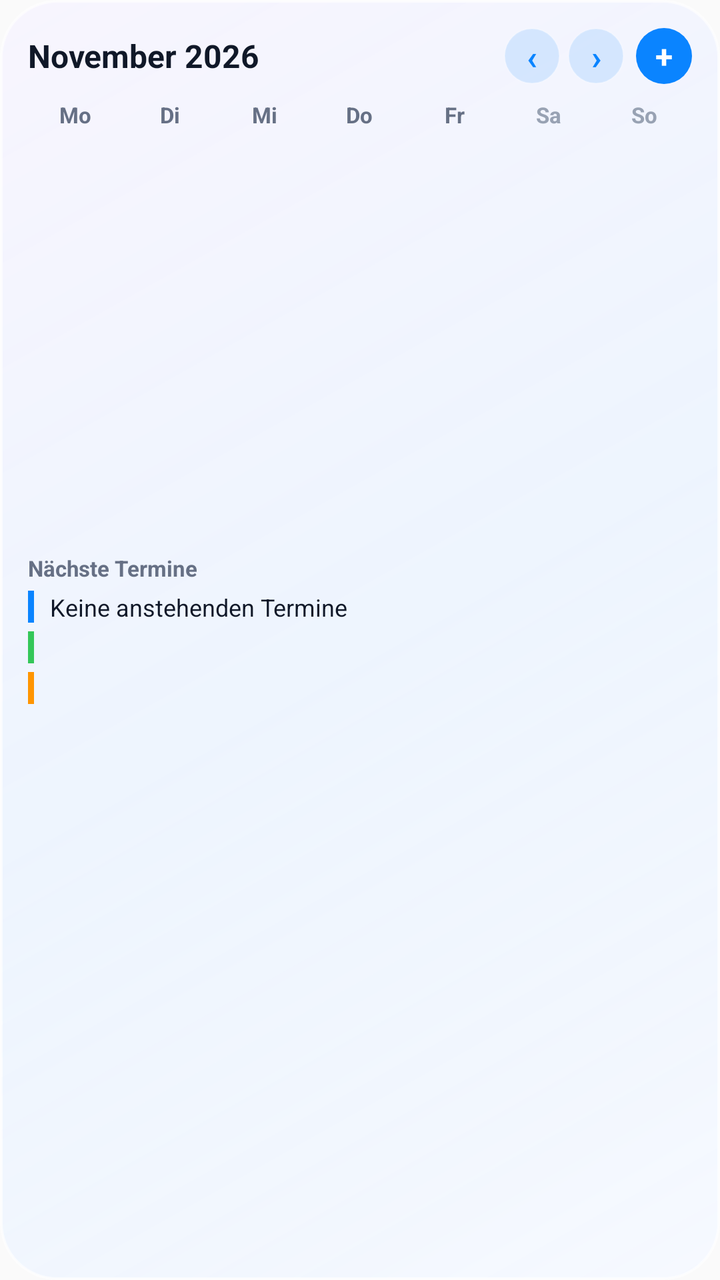
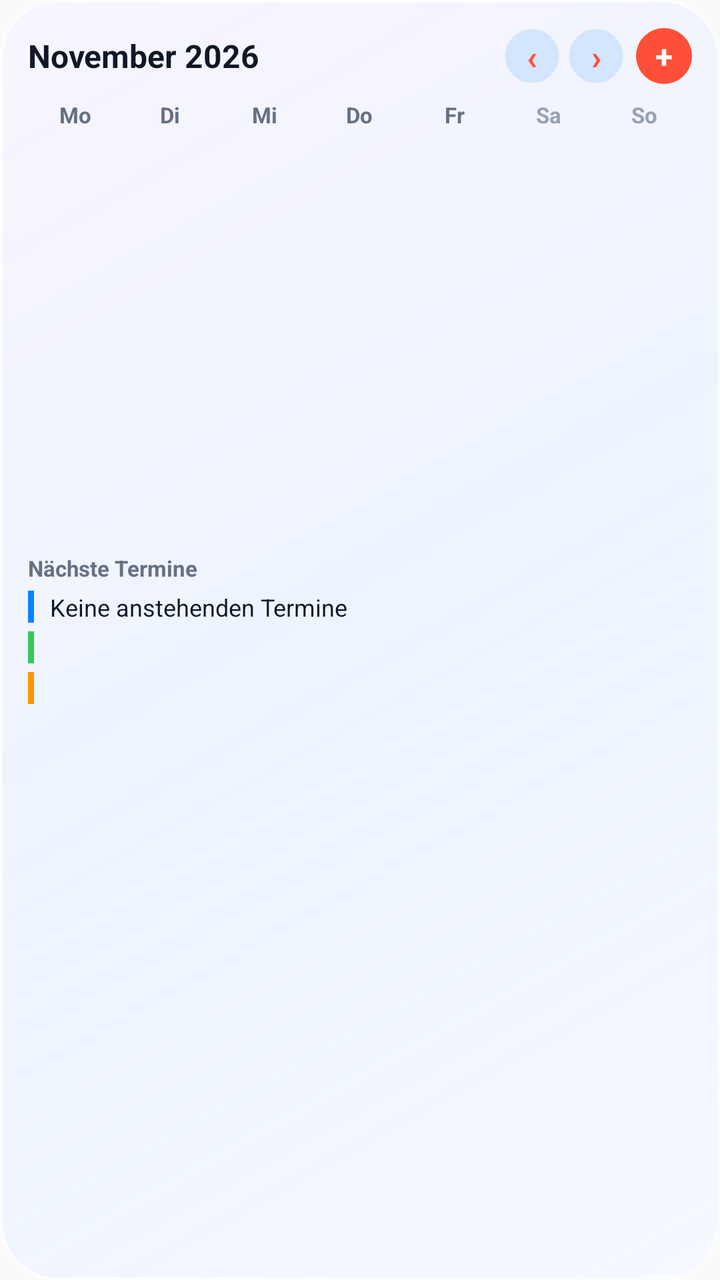

Screens rendered from an Android XML layout before and after an edit, with the pre-edit source and the edit as a unified diff.
<!-- AndroidManifest.xml: application theme Theme.BttrCal -->
<!-- res/layout/widget_month_agenda.xml -->
<?xml version="1.0" encoding="utf-8"?>
<LinearLayout xmlns:android="http://schemas.android.com/apk/res/android"
    android:id="@+id/widget_root"
    android:layout_width="match_parent"
    android:layout_height="match_parent"
    android:background="@drawable/widget_bg_liquid_glass_light"
    android:orientation="vertical"
    android:padding="14dp">

    
    <LinearLayout
        android:layout_width="match_parent"
        android:layout_height="wrap_content"
        android:gravity="center_vertical"
        android:orientation="horizontal">

        <TextView
            android:id="@+id/widget_month_title"
            android:layout_width="0dp"
            android:layout_height="wrap_content"
            android:layout_weight="1"
            android:ellipsize="end"
            android:maxLines="1"
            android:text="November 2026"
            android:textColor="#101828"
            android:textSize="16sp"
            android:textStyle="bold" />

        <TextView
            android:id="@+id/widget_btn_prev"
            android:layout_width="28dp"
            android:layout_height="28dp"
            android:layout_marginEnd="4dp"
            android:background="@drawable/widget_pill_btn"
            android:gravity="center"
            android:text="‹"
            android:textColor="#0A84FF"
            android:textSize="17sp"
            android:textStyle="bold" />

        <TextView
            android:id="@+id/widget_btn_next"
            android:layout_width="28dp"
            android:layout_height="28dp"
            android:layout_marginEnd="6dp"
            android:background="@drawable/widget_pill_btn"
            android:gravity="center"
            android:text="›"
            android:textColor="#0A84FF"
            android:textSize="17sp"
            android:textStyle="bold" />

        <TextView
            android:id="@+id/widget_btn_add"
            android:layout_width="28dp"
            android:layout_height="28dp"
            android:background="@drawable/widget_today_circle"
            android:gravity="center"
            android:text="+"
            android:textColor="#FFFFFF"
            android:textSize="16sp"
            android:textStyle="bold" />
    </LinearLayout>

    
    <LinearLayout
        android:layout_width="match_parent"
        android:layout_height="wrap_content"
        android:layout_marginTop="8dp"
        android:layout_marginBottom="2dp"
        android:orientation="horizontal">

        <TextView android:id="@+id/wd_0" android:layout_width="0dp" android:layout_height="wrap_content" android:layout_weight="1" android:gravity="center" android:text="Mo" android:textColor="#667085" android:textSize="11sp" android:textStyle="bold" />
        <TextView android:id="@+id/wd_1" android:layout_width="0dp" android:layout_height="wrap_content" android:layout_weight="1" android:gravity="center" android:text="Di" android:textColor="#667085" android:textSize="11sp" android:textStyle="bold" />
        <TextView android:id="@+id/wd_2" android:layout_width="0dp" android:layout_height="wrap_content" android:layout_weight="1" android:gravity="center" android:text="Mi" android:textColor="#667085" android:textSize="11sp" android:textStyle="bold" />
        <TextView android:id="@+id/wd_3" android:layout_width="0dp" android:layout_height="wrap_content" android:layout_weight="1" android:gravity="center" android:text="Do" android:textColor="#667085" android:textSize="11sp" android:textStyle="bold" />
        <TextView android:id="@+id/wd_4" android:layout_width="0dp" android:layout_height="wrap_content" android:layout_weight="1" android:gravity="center" android:text="Fr" android:textColor="#667085" android:textSize="11sp" android:textStyle="bold" />
        <TextView android:id="@+id/wd_5" android:layout_width="0dp" android:layout_height="wrap_content" android:layout_weight="1" android:gravity="center" android:text="Sa" android:textColor="#98A2B3" android:textSize="11sp" android:textStyle="bold" />
        <TextView android:id="@+id/wd_6" android:layout_width="0dp" android:layout_height="wrap_content" android:layout_weight="1" android:gravity="center" android:text="So" android:textColor="#98A2B3" android:textSize="11sp" android:textStyle="bold" />
    </LinearLayout>

    
    <LinearLayout android:layout_width="match_parent" android:layout_height="wrap_content" android:orientation="horizontal">
        <LinearLayout android:layout_width="0dp" android:layout_height="wrap_content" android:layout_weight="1" android:gravity="center" android:orientation="vertical"><TextView android:id="@+id/day_0" android:layout_width="24dp" android:layout_height="24dp" android:gravity="center" android:textSize="12sp" /><TextView android:id="@+id/dot_0" android:layout_width="wrap_content" android:layout_height="10dp" android:gravity="center" android:includeFontPadding="false" android:textSize="10sp" /></LinearLayout>
        <LinearLayout android:layout_width="0dp" android:layout_height="wrap_content" android:layout_weight="1" android:gravity="center" android:orientation="vertical"><TextView android:id="@+id/day_1" android:layout_width="24dp" android:layout_height="24dp" android:gravity="center" android:textSize="12sp" /><TextView android:id="@+id/dot_1" android:layout_width="wrap_content" android:layout_height="10dp" android:gravity="center" android:includeFontPadding="false" android:textSize="10sp" /></LinearLayout>
        <LinearLayout android:layout_width="0dp" android:layout_height="wrap_content" android:layout_weight="1" android:gravity="center" android:orientation="vertical"><TextView android:id="@+id/day_2" android:layout_width="24dp" android:layout_height="24dp" android:gravity="center" android:textSize="12sp" /><TextView android:id="@+id/dot_2" android:layout_width="wrap_content" android:layout_height="10dp" android:gravity="center" android:includeFontPadding="false" android:textSize="10sp" /></LinearLayout>
        <LinearLayout android:layout_width="0dp" android:layout_height="wrap_content" android:layout_weight="1" android:gravity="center" android:orientation="vertical"><TextView android:id="@+id/day_3" android:layout_width="24dp" android:layout_height="24dp" android:gravity="center" android:textSize="12sp" /><TextView android:id="@+id/dot_3" android:layout_width="wrap_content" android:layout_height="10dp" android:gravity="center" android:includeFontPadding="false" android:textSize="10sp" /></LinearLayout>
        <LinearLayout android:layout_width="0dp" android:layout_height="wrap_content" android:layout_weight="1" android:gravity="center" android:orientation="vertical"><TextView android:id="@+id/day_4" android:layout_width="24dp" android:layout_height="24dp" android:gravity="center" android:textSize="12sp" /><TextView android:id="@+id/dot_4" android:layout_width="wrap_content" android:layout_height="10dp" android:gravity="center" android:includeFontPadding="false" android:textSize="10sp" /></LinearLayout>
        <LinearLayout android:layout_width="0dp" android:layout_height="wrap_content" android:layout_weight="1" android:gravity="center" android:orientation="vertical"><TextView android:id="@+id/day_5" android:layout_width="24dp" android:layout_height="24dp" android:gravity="center" android:textSize="12sp" /><TextView android:id="@+id/dot_5" android:layout_width="wrap_content" android:layout_height="10dp" android:gravity="center" android:includeFontPadding="false" android:textSize="10sp" /></LinearLayout>
        <LinearLayout android:layout_width="0dp" android:layout_height="wrap_content" android:layout_weight="1" android:gravity="center" android:orientation="vertical"><TextView android:id="@+id/day_6" android:layout_width="24dp" android:layout_height="24dp" android:gravity="center" android:textSize="12sp" /><TextView android:id="@+id/dot_6" android:layout_width="wrap_content" android:layout_height="10dp" android:gravity="center" android:includeFontPadding="false" android:textSize="10sp" /></LinearLayout>
    </LinearLayout>

    <LinearLayout android:layout_width="match_parent" android:layout_height="wrap_content" android:orientation="horizontal">
        <LinearLayout android:layout_width="0dp" android:layout_height="wrap_content" android:layout_weight="1" android:gravity="center" android:orientation="vertical"><TextView android:id="@+id/day_7" android:layout_width="24dp" android:layout_height="24dp" android:gravity="center" android:textSize="12sp" /><TextView android:id="@+id/dot_7" android:layout_width="wrap_content" android:layout_height="10dp" android:gravity="center" android:includeFontPadding="false" android:textSize="10sp" /></LinearLayout>
        <LinearLayout android:layout_width="0dp" android:layout_height="wrap_content" android:layout_weight="1" android:gravity="center" android:orientation="vertical"><TextView android:id="@+id/day_8" android:layout_width="24dp" android:layout_height="24dp" android:gravity="center" android:textSize="12sp" /><TextView android:id="@+id/dot_8" android:layout_width="wrap_content" android:layout_height="10dp" android:gravity="center" android:includeFontPadding="false" android:textSize="10sp" /></LinearLayout>
        <LinearLayout android:layout_width="0dp" android:layout_height="wrap_content" android:layout_weight="1" android:gravity="center" android:orientation="vertical"><TextView android:id="@+id/day_9" android:layout_width="24dp" android:layout_height="24dp" android:gravity="center" android:textSize="12sp" /><TextView android:id="@+id/dot_9" android:layout_width="wrap_content" android:layout_height="10dp" android:gravity="center" android:includeFontPadding="false" android:textSize="10sp" /></LinearLayout>
        <LinearLayout android:layout_width="0dp" android:layout_height="wrap_content" android:layout_weight="1" android:gravity="center" android:orientation="vertical"><TextView android:id="@+id/day_10" android:layout_width="24dp" android:layout_height="24dp" android:gravity="center" android:textSize="12sp" /><TextView android:id="@+id/dot_10" android:layout_width="wrap_content" android:layout_height="10dp" android:gravity="center" android:includeFontPadding="false" android:textSize="10sp" /></LinearLayout>
        <LinearLayout android:layout_width="0dp" android:layout_height="wrap_content" android:layout_weight="1" android:gravity="center" android:orientation="vertical"><TextView android:id="@+id/day_11" android:layout_width="24dp" android:layout_height="24dp" android:gravity="center" android:textSize="12sp" /><TextView android:id="@+id/dot_11" android:layout_width="wrap_content" android:layout_height="10dp" android:gravity="center" android:includeFontPadding="false" android:textSize="10sp" /></LinearLayout>
        <LinearLayout android:layout_width="0dp" android:layout_height="wrap_content" android:layout_weight="1" android:gravity="center" android:orientation="vertical"><TextView android:id="@+id/day_12" android:layout_width="24dp" android:layout_height="24dp" android:gravity="center" android:textSize="12sp" /><TextView android:id="@+id/dot_12" android:layout_width="wrap_content" android:layout_height="10dp" android:gravity="center" android:includeFontPadding="false" android:textSize="10sp" /></LinearLayout>
        <LinearLayout android:layout_width="0dp" android:layout_height="wrap_content" android:layout_weight="1" android:gravity="center" android:orientation="vertical"><TextView android:id="@+id/day_13" android:layout_width="24dp" android:layout_height="24dp" android:gravity="center" android:textSize="12sp" /><TextView android:id="@+id/dot_13" android:layout_width="wrap_content" android:layout_height="10dp" android:gravity="center" android:includeFontPadding="false" android:textSize="10sp" /></LinearLayout>
    </LinearLayout>

    <LinearLayout android:layout_width="match_parent" android:layout_height="wrap_content" android:orientation="horizontal">
        <LinearLayout android:layout_width="0dp" android:layout_height="wrap_content" android:layout_weight="1" android:gravity="center" android:orientation="vertical"><TextView android:id="@+id/day_14" android:layout_width="24dp" android:layout_height="24dp" android:gravity="center" android:textSize="12sp" /><TextView android:id="@+id/dot_14" android:layout_width="wrap_content" android:layout_height="10dp" android:gravity="center" android:includeFontPadding="false" android:textSize="10sp" /></LinearLayout>
        <LinearLayout android:layout_width="0dp" android:layout_height="wrap_content" android:layout_weight="1" android:gravity="center" android:orientation="vertical"><TextView android:id="@+id/day_15" android:layout_width="24dp" android:layout_height="24dp" android:gravity="center" android:textSize="12sp" /><TextView android:id="@+id/dot_15" android:layout_width="wrap_content" android:layout_height="10dp" android:gravity="center" android:includeFontPadding="false" android:textSize="10sp" /></LinearLayout>
        <LinearLayout android:layout_width="0dp" android:layout_height="wrap_content" android:layout_weight="1" android:gravity="center" android:orientation="vertical"><TextView android:id="@+id/day_16" android:layout_width="24dp" android:layout_height="24dp" android:gravity="center" android:textSize="12sp" /><TextView android:id="@+id/dot_16" android:layout_width="wrap_content" android:layout_height="10dp" android:gravity="center" android:includeFontPadding="false" android:textSize="10sp" /></LinearLayout>
        <LinearLayout android:layout_width="0dp" android:layout_height="wrap_content" android:layout_weight="1" android:gravity="center" android:orientation="vertical"><TextView android:id="@+id/day_17" android:layout_width="24dp" android:layout_height="24dp" android:gravity="center" android:textSize="12sp" /><TextView android:id="@+id/dot_17" android:layout_width="wrap_content" android:layout_height="10dp" android:gravity="center" android:includeFontPadding="false" android:textSize="10sp" /></LinearLayout>
        <LinearLayout android:layout_width="0dp" android:layout_height="wrap_content" android:layout_weight="1" android:gravity="center" android:orientation="vertical"><TextView android:id="@+id/day_18" android:layout_width="24dp" android:layout_height="24dp" android:gravity="center" android:textSize="12sp" /><TextView android:id="@+id/dot_18" android:layout_width="wrap_content" android:layout_height="10dp" android:gravity="center" android:includeFontPadding="false" android:textSize="10sp" /></LinearLayout>
        <LinearLayout android:layout_width="0dp" android:layout_height="wrap_content" android:layout_weight="1" android:gravity="center" android:orientation="vertical"><TextView android:id="@+id/day_19" android:layout_width="24dp" android:layout_height="24dp" android:gravity="center" android:textSize="12sp" /><TextView android:id="@+id/dot_19" android:layout_width="wrap_content" android:layout_height="10dp" android:gravity="center" android:includeFontPadding="false" android:textSize="10sp" /></LinearLayout>
        <LinearLayout android:layout_width="0dp" android:layout_height="wrap_content" android:layout_weight="1" android:gravity="center" android:orientation="vertical"><TextView android:id="@+id/day_20" android:layout_width="24dp" android:layout_height="24dp" android:gravity="center" android:textSize="12sp" /><TextView android:id="@+id/dot_20" android:layout_width="wrap_content" android:layout_height="10dp" android:gravity="center" android:includeFontPadding="false" android:textSize="10sp" /></LinearLayout>
    </LinearLayout>

    <LinearLayout android:layout_width="match_parent" android:layout_height="wrap_content" android:orientation="horizontal">
        <LinearLayout android:layout_width="0dp" android:layout_height="wrap_content" android:layout_weight="1" android:gravity="center" android:orientation="vertical"><TextView android:id="@+id/day_21" android:layout_width="24dp" android:layout_height="24dp" android:gravity="center" android:textSize="12sp" /><TextView android:id="@+id/dot_21" android:layout_width="wrap_content" android:layout_height="10dp" android:gravity="center" android:includeFontPadding="false" android:textSize="10sp" /></LinearLayout>
        <LinearLayout android:layout_width="0dp" android:layout_height="wrap_content" android:layout_weight="1" android:gravity="center" android:orientation="vertical"><TextView android:id="@+id/day_22" android:layout_width="24dp" android:layout_height="24dp" android:gravity="center" android:textSize="12sp" /><TextView android:id="@+id/dot_22" android:layout_width="wrap_content" android:layout_height="10dp" android:gravity="center" android:includeFontPadding="false" android:textSize="10sp" /></LinearLayout>
        <LinearLayout android:layout_width="0dp" android:layout_height="wrap_content" android:layout_weight="1" android:gravity="center" android:orientation="vertical"><TextView android:id="@+id/day_23" android:layout_width="24dp" android:layout_height="24dp" android:gravity="center" android:textSize="12sp" /><TextView android:id="@+id/dot_23" android:layout_width="wrap_content" android:layout_height="10dp" android:gravity="center" android:includeFontPadding="false" android:textSize="10sp" /></LinearLayout>
        <LinearLayout android:layout_width="0dp" android:layout_height="wrap_content" android:layout_weight="1" android:gravity="center" android:orientation="vertical"><TextView android:id="@+id/day_24" android:layout_width="24dp" android:layout_height="24dp" android:gravity="center" android:textSize="12sp" /><TextView android:id="@+id/dot_24" android:layout_width="wrap_content" android:layout_height="10dp" android:gravity="center" android:includeFontPadding="false" android:textSize="10sp" /></LinearLayout>
        <LinearLayout android:layout_width="0dp" android:layout_height="wrap_content" android:layout_weight="1" android:gravity="center" android:orientation="vertical"><TextView android:id="@+id/day_25" android:layout_width="24dp" android:layout_height="24dp" android:gravity="center" android:textSize="12sp" /><TextView android:id="@+id/dot_25" android:layout_width="wrap_content" android:layout_height="10dp" android:gravity="center" android:includeFontPadding="false" android:textSize="10sp" /></LinearLayout>
        <LinearLayout android:layout_width="0dp" android:layout_height="wrap_content" android:layout_weight="1" android:gravity="center" android:orientation="vertical"><TextView android:id="@+id/day_26" android:layout_width="24dp" android:layout_height="24dp" android:gravity="center" android:textSize="12sp" /><TextView android:id="@+id/dot_26" android:layout_width="wrap_content" android:layout_height="10dp" android:gravity="center" android:includeFontPadding="false" android:textSize="10sp" /></LinearLayout>
        <LinearLayout android:layout_width="0dp" android:layout_height="wrap_content" android:layout_weight="1" android:gravity="center" android:orientation="vertical"><TextView android:id="@+id/day_27" android:layout_width="24dp" android:layout_height="24dp" android:gravity="center" android:textSize="12sp" /><TextView android:id="@+id/dot_27" android:layout_width="wrap_content" android:layout_height="10dp" android:gravity="center" android:includeFontPadding="false" android:textSize="10sp" /></LinearLayout>
    </LinearLayout>

    <LinearLayout android:layout_width="match_parent" android:layout_height="wrap_content" android:orientation="horizontal">
        <LinearLayout android:layout_width="0dp" android:layout_height="wrap_content" android:layout_weight="1" android:gravity="center" android:orientation="vertical"><TextView android:id="@+id/day_28" android:layout_width="24dp" android:layout_height="24dp" android:gravity="center" android:textSize="12sp" /><TextView android:id="@+id/dot_28" android:layout_width="wrap_content" android:layout_height="10dp" android:gravity="center" android:includeFontPadding="false" android:textSize="10sp" /></LinearLayout>
        <LinearLayout android:layout_width="0dp" android:layout_height="wrap_content" android:layout_weight="1" android:gravity="center" android:orientation="vertical"><TextView android:id="@+id/day_29" android:layout_width="24dp" android:layout_height="24dp" android:gravity="center" android:textSize="12sp" /><TextView android:id="@+id/dot_29" android:layout_width="wrap_content" android:layout_height="10dp" android:gravity="center" android:includeFontPadding="false" android:textSize="10sp" /></LinearLayout>
        <LinearLayout android:layout_width="0dp" android:layout_height="wrap_content" android:layout_weight="1" android:gravity="center" android:orientation="vertical"><TextView android:id="@+id/day_30" android:layout_width="24dp" android:layout_height="24dp" android:gravity="center" android:textSize="12sp" /><TextView android:id="@+id/dot_30" android:layout_width="wrap_content" android:layout_height="10dp" android:gravity="center" android:includeFontPadding="false" android:textSize="10sp" /></LinearLayout>
        <LinearLayout android:layout_width="0dp" android:layout_height="wrap_content" android:layout_weight="1" android:gravity="center" android:orientation="vertical"><TextView android:id="@+id/day_31" android:layout_width="24dp" android:layout_height="24dp" android:gravity="center" android:textSize="12sp" /><TextView android:id="@+id/dot_31" android:layout_width="wrap_content" android:layout_height="10dp" android:gravity="center" android:includeFontPadding="false" android:textSize="10sp" /></LinearLayout>
        <LinearLayout android:layout_width="0dp" android:layout_height="wrap_content" android:layout_weight="1" android:gravity="center" android:orientation="vertical"><TextView android:id="@+id/day_32" android:layout_width="24dp" android:layout_height="24dp" android:gravity="center" android:textSize="12sp" /><TextView android:id="@+id/dot_32" android:layout_width="wrap_content" android:layout_height="10dp" android:gravity="center" android:includeFontPadding="false" android:textSize="10sp" /></LinearLayout>
        <LinearLayout android:layout_width="0dp" android:layout_height="wrap_content" android:layout_weight="1" android:gravity="center" android:orientation="vertical"><TextView android:id="@+id/day_33" android:layout_width="24dp" android:layout_height="24dp" android:gravity="center" android:textSize="12sp" /><TextView android:id="@+id/dot_33" android:layout_width="wrap_content" android:layout_height="10dp" android:gravity="center" android:includeFontPadding="false" android:textSize="10sp" /></LinearLayout>
        <LinearLayout android:layout_width="0dp" android:layout_height="wrap_content" android:layout_weight="1" android:gravity="center" android:orientation="vertical"><TextView android:id="@+id/day_34" android:layout_width="24dp" android:layout_height="24dp" android:gravity="center" android:textSize="12sp" /><TextView android:id="@+id/dot_34" android:layout_width="wrap_content" android:layout_height="10dp" android:gravity="center" android:includeFontPadding="false" android:textSize="10sp" /></LinearLayout>
    </LinearLayout>

    <LinearLayout android:layout_width="match_parent" android:layout_height="wrap_content" android:orientation="horizontal">
        <LinearLayout android:layout_width="0dp" android:layout_height="wrap_content" android:layout_weight="1" android:gravity="center" android:orientation="vertical"><TextView android:id="@+id/day_35" android:layout_width="24dp" android:layout_height="24dp" android:gravity="center" android:textSize="12sp" /><TextView android:id="@+id/dot_35" android:layout_width="wrap_content" android:layout_height="10dp" android:gravity="center" android:includeFontPadding="false" android:textSize="10sp" /></LinearLayout>
        <LinearLayout android:layout_width="0dp" android:layout_height="wrap_content" android:layout_weight="1" android:gravity="center" android:orientation="vertical"><TextView android:id="@+id/day_36" android:layout_width="24dp" android:layout_height="24dp" android:gravity="center" android:textSize="12sp" /><TextView android:id="@+id/dot_36" android:layout_width="wrap_content" android:layout_height="10dp" android:gravity="center" android:includeFontPadding="false" android:textSize="10sp" /></LinearLayout>
        <LinearLayout android:layout_width="0dp" android:layout_height="wrap_content" android:layout_weight="1" android:gravity="center" android:orientation="vertical"><TextView android:id="@+id/day_37" android:layout_width="24dp" android:layout_height="24dp" android:gravity="center" android:textSize="12sp" /><TextView android:id="@+id/dot_37" android:layout_width="wrap_content" android:layout_height="10dp" android:gravity="center" android:includeFontPadding="false" android:textSize="10sp" /></LinearLayout>
        <LinearLayout android:layout_width="0dp" android:layout_height="wrap_content" android:layout_weight="1" android:gravity="center" android:orientation="vertical"><TextView android:id="@+id/day_38" android:layout_width="24dp" android:layout_height="24dp" android:gravity="center" android:textSize="12sp" /><TextView android:id="@+id/dot_38" android:layout_width="wrap_content" android:layout_height="10dp" android:gravity="center" android:includeFontPadding="false" android:textSize="10sp" /></LinearLayout>
        <LinearLayout android:layout_width="0dp" android:layout_height="wrap_content" android:layout_weight="1" android:gravity="center" android:orientation="vertical"><TextView android:id="@+id/day_39" android:layout_width="24dp" android:layout_height="24dp" android:gravity="center" android:textSize="12sp" /><TextView android:id="@+id/dot_39" android:layout_width="wrap_content" android:layout_height="10dp" android:gravity="center" android:includeFontPadding="false" android:textSize="10sp" /></LinearLayout>
        <LinearLayout android:layout_width="0dp" android:layout_height="wrap_content" android:layout_weight="1" android:gravity="center" android:orientation="vertical"><TextView android:id="@+id/day_40" android:layout_width="24dp" android:layout_height="24dp" android:gravity="center" android:textSize="12sp" /><TextView android:id="@+id/dot_40" android:layout_width="wrap_content" android:layout_height="10dp" android:gravity="center" android:includeFontPadding="false" android:textSize="10sp" /></LinearLayout>
        <LinearLayout android:layout_width="0dp" android:layout_height="wrap_content" android:layout_weight="1" android:gravity="center" android:orientation="vertical"><TextView android:id="@+id/day_41" android:layout_width="24dp" android:layout_height="24dp" android:gravity="center" android:textSize="12sp" /><TextView android:id="@+id/dot_41" android:layout_width="wrap_content" android:layout_height="10dp" android:gravity="center" android:includeFontPadding="false" android:textSize="10sp" /></LinearLayout>
    </LinearLayout>

    
    <TextView
        android:id="@+id/widget_upcoming_label"
        android:layout_width="match_parent"
        android:layout_height="wrap_content"
        android:layout_marginTop="6dp"
        android:text="Nächste Termine"
        android:textColor="#667085"
        android:textSize="11sp"
        android:textStyle="bold" />

    
    <LinearLayout
        android:id="@+id/widget_ev_row_0"
        android:layout_width="match_parent"
        android:layout_height="wrap_content"
        android:layout_marginTop="4dp"
        android:gravity="center_vertical"
        android:orientation="horizontal">
        <TextView android:id="@+id/widget_ev_bar_0" android:layout_width="3dp" android:layout_height="16dp" android:layout_marginEnd="8dp" android:background="#0A84FF" />
        <TextView android:id="@+id/widget_ev_title_0" android:layout_width="0dp" android:layout_height="wrap_content" android:layout_weight="1" android:ellipsize="end" android:maxLines="1" android:text="Keine anstehenden Termine" android:textColor="#101828" android:textSize="12sp" />
        <TextView android:id="@+id/widget_ev_time_0" android:layout_width="wrap_content" android:layout_height="wrap_content" android:layout_marginStart="6dp" android:textColor="#667085" android:textSize="11sp" />
    </LinearLayout>

    <LinearLayout
        android:id="@+id/widget_ev_row_1"
        android:layout_width="match_parent"
        android:layout_height="wrap_content"
        android:layout_marginTop="4dp"
        android:gravity="center_vertical"
        android:orientation="horizontal">
        <TextView android:id="@+id/widget_ev_bar_1" android:layout_width="3dp" android:layout_height="16dp" android:layout_marginEnd="8dp" android:background="#34C759" />
        <TextView android:id="@+id/widget_ev_title_1" android:layout_width="0dp" android:layout_height="wrap_content" android:layout_weight="1" android:ellipsize="end" android:maxLines="1" android:textColor="#101828" android:textSize="12sp" />
        <TextView android:id="@+id/widget_ev_time_1" android:layout_width="wrap_content" android:layout_height="wrap_content" android:layout_marginStart="6dp" android:textColor="#667085" android:textSize="11sp" />
    </LinearLayout>

    <LinearLayout
        android:id="@+id/widget_ev_row_2"
        android:layout_width="match_parent"
        android:layout_height="wrap_content"
        android:layout_marginTop="4dp"
        android:gravity="center_vertical"
        android:orientation="horizontal">
        <TextView android:id="@+id/widget_ev_bar_2" android:layout_width="3dp" android:layout_height="16dp" android:layout_marginEnd="8dp" android:background="#FF9500" />
        <TextView android:id="@+id/widget_ev_title_2" android:layout_width="0dp" android:layout_height="wrap_content" android:layout_weight="1" android:ellipsize="end" android:maxLines="1" android:textColor="#101828" android:textSize="12sp" />
        <TextView android:id="@+id/widget_ev_time_2" android:layout_width="wrap_content" android:layout_height="wrap_content" android:layout_marginStart="6dp" android:textColor="#667085" android:textSize="11sp" />
    </LinearLayout>

</LinearLayout>
<!-- resources referenced by this layout -->
<resources>
  <!-- drawable widget_bg_liquid_glass_light (drawable) -->
  <?xml version="1.0" encoding="utf-8"?>
  <shape xmlns:android="http://schemas.android.com/apk/res/android" android:shape="rectangle">
      <gradient
          android:angle="135"
          android:startColor="#D8F4F8FF"
          android:centerColor="#C8EAF3FF"
          android:endColor="#D0F7F4FF"
          android:type="linear" />
      <corners android:radius="28dp" />
      <stroke android:width="1.2dp" android:color="#AAFFFFFF" />
  </shape>
  <!-- drawable widget_pill_btn (drawable) -->
  <?xml version="1.0" encoding="utf-8"?>
  <shape xmlns:android="http://schemas.android.com/apk/res/android" android:shape="rectangle">
      <solid android:color="#220A84FF" />
      <corners android:radius="14dp" />
      <stroke android:width="0.8dp" android:color="#44FFFFFF" />
  </shape>
  <!-- drawable widget_today_circle (drawable) -->
  <?xml version="1.0" encoding="utf-8"?>
  <shape xmlns:android="http://schemas.android.com/apk/res/android" android:shape="oval">
      <solid android:color="#FF0A84FF" />
  </shape>
  <style name="Theme.BttrCal" parent="android:Theme.Material.Light.NoActionBar">
          <item name="android:statusBarColor">@android:color/transparent</item>
          <item name="android:navigationBarColor">@android:color/transparent</item>
          <item name="android:windowLightStatusBar">true</item>
      </style>
</resources>

<!-- the commit's change to res/layout/widget_month_agenda.xml (unified diff, before → after) -->
@@ -34,7 +34,7 @@
             android:background="@drawable/widget_pill_btn"
             android:gravity="center"
             android:text="‹"
-            android:textColor="#0A84FF"
+            android:textColor="#FF4F38"
             android:textSize="17sp"
             android:textStyle="bold" />
 
@@ -46,7 +46,7 @@
             android:background="@drawable/widget_pill_btn"
             android:gravity="center"
             android:text="›"
-            android:textColor="#0A84FF"
+            android:textColor="#FF4F38"
             android:textSize="17sp"
             android:textStyle="bold" />
 
<!-- resource entries referenced after the edit -->
@@ -22,7 +22,7 @@
   <!-- drawable widget_today_circle (drawable) -->
   <?xml version="1.0" encoding="utf-8"?>
   <shape xmlns:android="http://schemas.android.com/apk/res/android" android:shape="oval">
-      <solid android:color="#FF0A84FF" />
+      <solid android:color="#FFFF4F38" />
   </shape>
   <style name="Theme.BttrCal" parent="android:Theme.Material.Light.NoActionBar">
           <item name="android:statusBarColor">@android:color/transparent</item>
